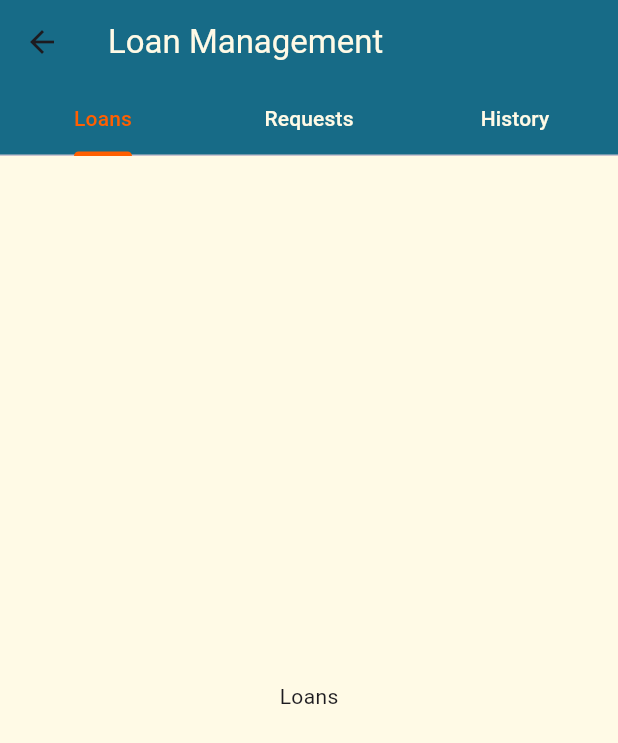
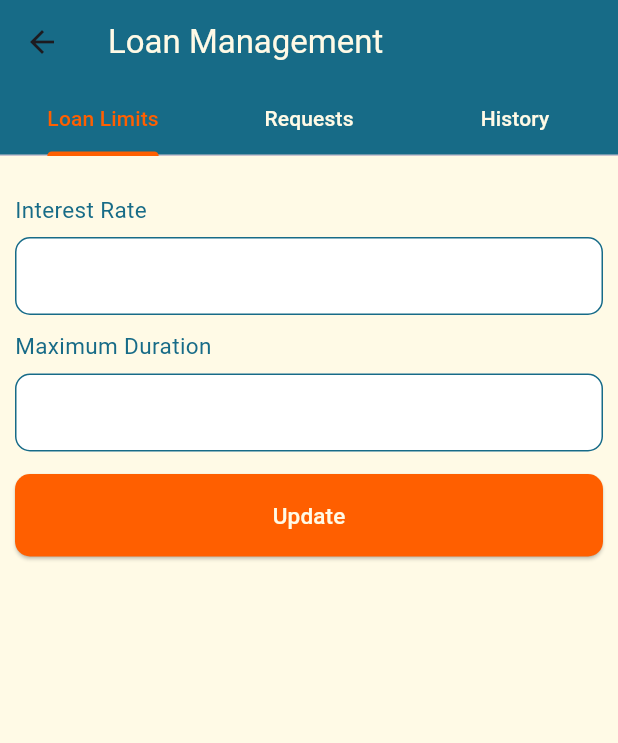
Before and after one commit to gmulonga/quicloan, a Flutter app: the LoanManagement screen opened directly, on a phone screen of 412 x 824 dp. Shown: the top 743 px of the screen. Run offline on Flutter 3.47's test engine with Material 3 defaults, Android fonts, the phone set to English and light mode, and no system bars.

Commit message:
build: adding the loan limits

```diff
--- a/lib/Screens/Admin/LoanManagement.dart
+++ b/lib/Screens/Admin/LoanManagement.dart
@@ -1,5 +1,8 @@
 import 'package:flutter/material.dart';
 import 'package:quicloan/Constants.dart';
+import 'package:quicloan/Components/InputField.dart';
+import 'package:quicloan/Components/MessageHandler.dart';
+import 'package:quicloan/Components/CustomButton.dart';
 
 class LoanManagement extends StatefulWidget {
   @override
@@ -7,6 +10,9 @@ class LoanManagement extends StatefulWidget {
 }
 
 class _LoanManagementState extends State<LoanManagement> {
+  int interestRate = 0;
+  int duration = 0;
+
   @override
   Widget build(BuildContext context) {
     return DefaultTabController(
@@ -26,7 +32,7 @@ class _LoanManagementState extends State<LoanManagement> {
             unselectedLabelColor: kCream,
             tabs: <Widget>[
               Tab(
-                text: 'Loans',
+                text: 'Loan Limits',
               ),
               Tab(
                 text: 'Requests',
@@ -37,10 +43,45 @@ class _LoanManagementState extends State<LoanManagement> {
             ],
           ),
         ),
-        body: const TabBarView(
+        body: TabBarView(
           children: <Widget>[
-            Center(
-              child: Text("Loans"),
+            Column(
+              crossAxisAlignment: CrossAxisAlignment.stretch,
+              children: [
+                SizedBox(
+                  height: 20,
+                ),
+                InputField(
+                  label: 'Interest Rate',
+                  onChanged: (value) {
+                    setState(() {
+                      interestRate = int.tryParse(value) ?? 0;
+                    });
+                  },
+                ),
+                InputField(
+                  label: 'Maximum Duration',
+                  onChanged: (value) {
+                    setState(() {
+                      duration = int.tryParse(value) ?? 0;
+                    });
+                  },
+                ),
+                Padding(
+                  padding: EdgeInsets.symmetric(horizontal: 10, vertical: 10),
+                  child: CustomButton(
+                    txtColor: kCream,
+                    bgColor: kOrange,
+                    callBackFunction: () {
+                      setState(() {
+                        MessageHandler.showMessage(
+                            context, 'You have sucesfully updated', kOrange);
+                      });
+                    },
+                    label: 'Update',
+                  ),
+                )
+              ],
             ),
             Center(
               child: Text("Requests"),
```
